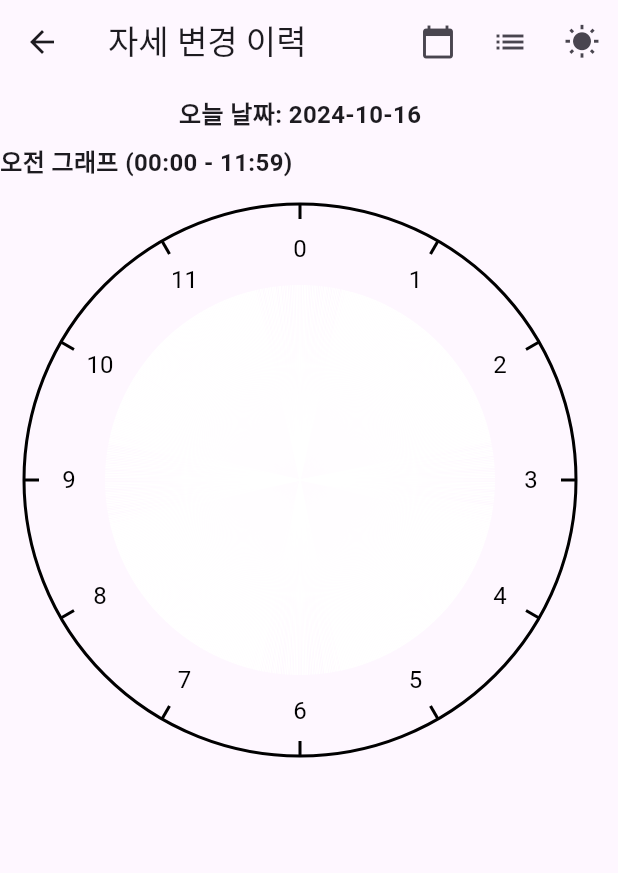
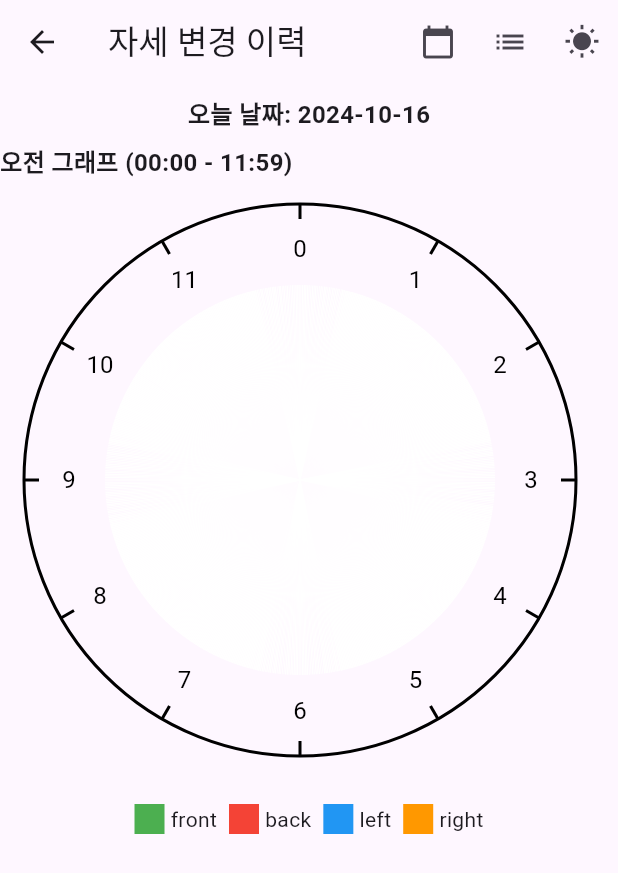
Before and after one commit to KongDaeyeong/capstone-design, a Flutter app: the LogPage screen opened directly, on a phone screen of 412 x 824 dp. Shown: the top 873 px of the screen. Run offline on Flutter 3.47's test engine with Material 3 defaults, Android fonts, the light colour scheme and no system bars; drawn by our look-alikes of fl_chart; our stand-ins replace flutter_blue_plus, flutter_local_notifications, flutter_secure_storage, permission_handler, sqflite, table_calendar; missing offline and left inert: amazon_cognito_identity_dart_2; accounts and stored records are empty.

Commit message:
자세 페이지 UI 변경

```diff
--- a/littletest2/lib/main.dart
+++ b/littletest2/lib/main.dart
@@ -1093,9 +1093,6 @@
                   if (!showChart) ...[
                     _buildDirectionInfo(),
                     SizedBox(height: 20),
-                    _buildNextPostureGuide(),
-                    SizedBox(height: 20),
-                    _buildLogSection(),
                     if (showAlert) _buildAlert(),
                   ],
                   if (showChart) _buildBarChart(),
@@ -1148,6 +1145,7 @@
             SizedBox(height: 12),
             _buildInfoRow('현재 자세', currentDirection),
             _buildInfoRow('변경 예정 자세', potentialNewDirection),
+            _buildInfoRow('다음 권장 자세', nextRecommendedPosture),
             StreamBuilder(
               stream: Stream.periodic(Duration(seconds: 1)),
               builder: (context, snapshot) {
@@ -1166,13 +1164,21 @@
   }
 
   Widget _buildInfoRow(String label, String value) {
+    final isNextRecommendedPosture = label == '다음 권장 자세';
     return Padding(
       padding: EdgeInsets.symmetric(vertical: 4),
       child: Row(
         mainAxisAlignment: MainAxisAlignment.spaceBetween,
         children: [
           Text(label, style: TextStyle(fontWeight: FontWeight.w500)),
-          Text(value, style: TextStyle(fontSize: 16)),
+          Text(
+            value,
+            style: TextStyle(
+              fontSize: 16,
+              fontWeight: isNextRecommendedPosture ? FontWeight.bold : FontWeight.normal,
+              color: isNextRecommendedPosture ? Colors.blue : Colors.black,
+            ),
+          ),
         ],
       ),
     );
@@ -1353,6 +1359,13 @@
   Map<String, List<PostureTimeSlot>> morningData = {};
   Map<String, List<PostureTimeSlot>> afternoonData = {};
 
+  final Map<String, Color> postureColors = {
+    'front': Colors.green,
+    'back': Colors.red,
+    'left': Colors.blue,
+    'right': Colors.orange,
+  };
+
   @override
   void initState() {
     super.initState();
@@ -1458,24 +1471,44 @@
   }
 
   Widget _buildCharts() {
-    if (_showMorning) {
-      return Column(
-        crossAxisAlignment: CrossAxisAlignment.start,
-        children: [
-          Text('오전 그래프 (00:00 - 11:59)', style: TextStyle(fontSize: 16, fontWeight: FontWeight.bold)),
-          buildClockChart(morningData, isMorning: true),
-        ],
-      );
-    } else {
-      return Column(
-        crossAxisAlignment: CrossAxisAlignment.start,
-        children: [
-          Text('오후 그래프 (12:00 - 23:59)', style: TextStyle(fontSize: 16, fontWeight: FontWeight.bold)),
-          buildClockChart(afternoonData, isMorning: false),
-        ],
-      );
-    }
-  }
+    return Column(
+      crossAxisAlignment: CrossAxisAlignment.start,
+      children: [
+        Text(
+          _showMorning ? '오전 그래프 (00:00 - 11:59)' : '오후 그래프 (12:00 - 23:59)',
+          style: TextStyle(fontSize: 16, fontWeight: FontWeight.bold),
+        ),
+        buildClockChart(_showMorning ? morningData : afternoonData, isMorning: _showMorning),
+        SizedBox(height: 16),
+        _buildPostureLegend(),
+      ],
+    );
+  }
+
+  Widget _buildPostureLegend() {
+    return Center( // 가운데 정렬을 위해 Center로 감쌈
+      child: Wrap(
+        alignment: WrapAlignment.center, // Wrap 내부 아이템들을 가운데로 정렬
+        spacing: 8,
+        runSpacing: 8,
+        children: postureColors.entries.map((entry) {
+          return Row(
+            mainAxisSize: MainAxisSize.min,
+            children: [
+              Container(
+                width: 20,
+                height: 20,
+                color: entry.value,
+              ),
+              SizedBox(width: 4),
+              Text(entry.key),
+            ],
+          );
+        }).toList(),
+      ),
+    );
+  }
+
 
   Widget _buildLogList(PostureLogManager logManager) {
     return ListView.builder(
@@ -1574,18 +1607,7 @@
   }
 
   Color _getPostureColor(String? direction) {
-    switch (direction) {
-      case 'front':
-        return Colors.green;
-      case 'back':
-        return Colors.red;
-      case 'left':
-        return Colors.blue;
-      case 'right':
-        return Colors.orange;
-      default:
-        return Colors.white; // For unmeasured time
-    }
+    return postureColors[direction] ?? Colors.white; // 기본값은 흰색
   }
 }
 
```
